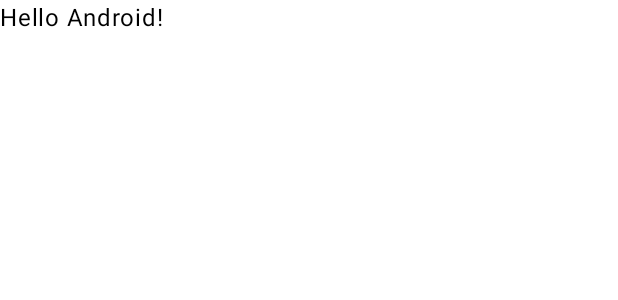
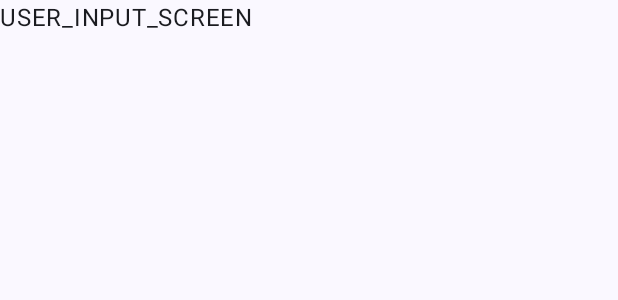
Before and after one commit to yhrjfj/FunFact_Composer, an Android app built with Jetpack Compose: the @Preview function GreetingPreview, on a phone screen of 412 x 824 dp. Shown: the top 300 px of the screen. Run offline under Robolectric (Android 15) with nearby library versions, the phone set to English and light mode, and no system bars.

Commit message:
Basic navigation from one screen to another

```diff
--- a/app/src/main/java/com/yhr/jfj/funfact_composer/MainActivity.kt
+++ b/app/src/main/java/com/yhr/jfj/funfact_composer/MainActivity.kt
@@ -3,13 +3,9 @@ package com.yhr.jfj.funfact_composer
 import android.os.Bundle
 import androidx.activity.ComponentActivity
 import androidx.activity.compose.setContent
-import androidx.compose.foundation.layout.fillMaxSize
-import androidx.compose.material3.MaterialTheme
-import androidx.compose.material3.Surface
-import androidx.compose.material3.Text
 import androidx.compose.runtime.Composable
-import androidx.compose.ui.Modifier
 import androidx.compose.ui.tooling.preview.Preview
+import com.yhr.jfj.funfact_composer.ui.screens.FunFaceNavigationGraph
 import com.yhr.jfj.funfact_composer.ui.theme.FunFact_ComposerTheme
 
 class MainActivity : ComponentActivity() {
@@ -17,30 +13,22 @@ class MainActivity : ComponentActivity() {
         super.onCreate(savedInstanceState)
         setContent {
             FunFact_ComposerTheme {
-                // A surface container using the 'background' color from the theme
-                Surface(
-                    modifier = Modifier.fillMaxSize(),
-                    color = MaterialTheme.colorScheme.background
-                ) {
-                    Greeting("Android")
-                }
+                FunFaceApp()
             }
         }
     }
 }
 
 @Composable
-fun Greeting(name: String, modifier: Modifier = Modifier) {
-    Text(
-        text = "Hello $name!",
-        modifier = modifier
-    )
+fun FunFaceApp() {
+    FunFaceNavigationGraph()
 }
+
 
 @Preview(showBackground = true)
 @Composable
 fun GreetingPreview() {
     FunFact_ComposerTheme {
-        Greeting("Android")
+        FunFaceApp()
     }
 }
--- /dev/null
+++ b/app/src/main/java/com/yhr/jfj/funfact_composer/ui/screens/FunFaceNavigationGraph.kt
@@ -0,0 +1,19 @@
+package com.yhr.jfj.funfact_composer.ui.screens
+
+import androidx.compose.runtime.Composable
+import androidx.navigation.compose.NavHost
+import androidx.navigation.compose.composable
+import androidx.navigation.compose.rememberNavController
+
+@Composable
+fun FunFaceNavigationGraph() {
+    val navController = rememberNavController()
+    NavHost(navController = navController, startDestination = Routes.USER_INPUT_SCREEN) {
+        composable(Routes.USER_INPUT_SCREEN) {
+            UserInputScreen(navController)
+        }
+        composable(Routes.WELCOME_SCREEN) {
+            WelcomeScreen()
+        }
+    }
+}
--- /dev/null
+++ b/app/src/main/java/com/yhr/jfj/funfact_composer/ui/screens/Routes.kt
@@ -0,0 +1,6 @@
+package com.yhr.jfj.funfact_composer.ui.screens
+
+object Routes {
+    const val USER_INPUT_SCREEN = "USER_INPUT_SCREEN"
+    const val WELCOME_SCREEN = "WELCOME_SCREEN "
+}
--- /dev/null
+++ b/app/src/main/java/com/yhr/jfj/funfact_composer/ui/screens/UserInputScreen.kt
@@ -0,0 +1,32 @@
+package com.yhr.jfj.funfact_composer.ui.screens
+
+import android.annotation.SuppressLint
+import androidx.compose.foundation.clickable
+import androidx.compose.foundation.layout.fillMaxSize
+import androidx.compose.material3.ExperimentalMaterial3Api
+import androidx.compose.material3.Scaffold
+import androidx.compose.material3.Text
+import androidx.compose.runtime.Composable
+import androidx.compose.ui.Modifier
+import androidx.compose.ui.tooling.preview.Preview
+import androidx.navigation.NavHostController
+import androidx.navigation.compose.rememberNavController
+
+@SuppressLint("UnusedMaterial3ScaffoldPaddingParameter")
+@OptIn(ExperimentalMaterial3Api::class)
+@Composable
+fun UserInputScreen(navController: NavHostController) {
+    Scaffold(modifier = Modifier
+        .fillMaxSize()
+        .clickable {
+            navController.navigate(Routes.WELCOME_SCREEN)
+        }) {
+        Text(text = Routes.USER_INPUT_SCREEN)
+    }
+}
+
+@Preview
+@Composable
+fun UserInputScreenPreview() {
+    UserInputScreen(rememberNavController())
+}
```
Also changed, not shown: app/src/main/java/com/yhr/jfj/funfact_composer/ui/screens/WelcomeScreen.kt (added, +25 -0 lines).
